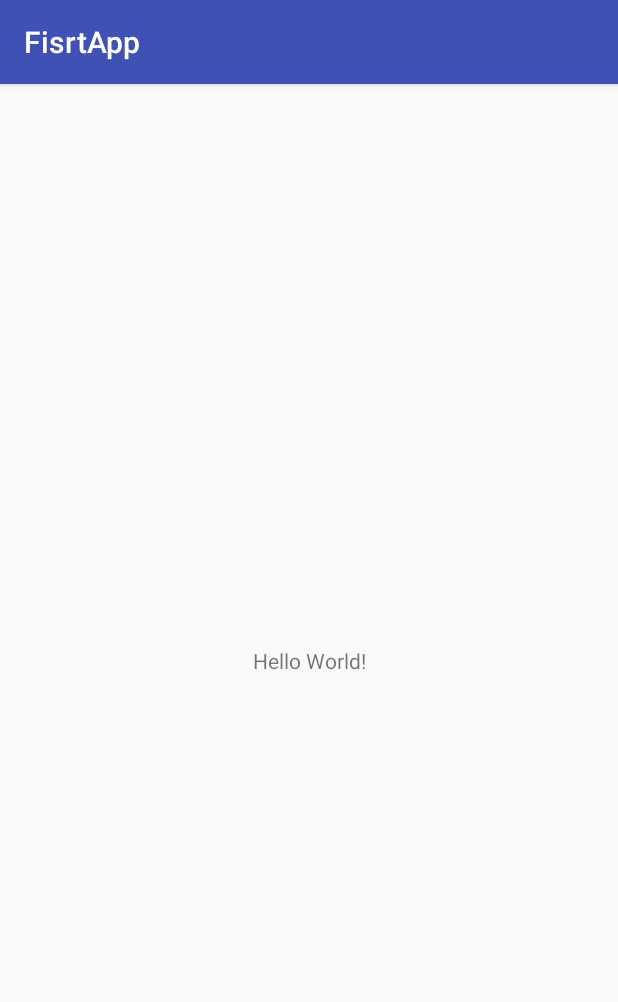
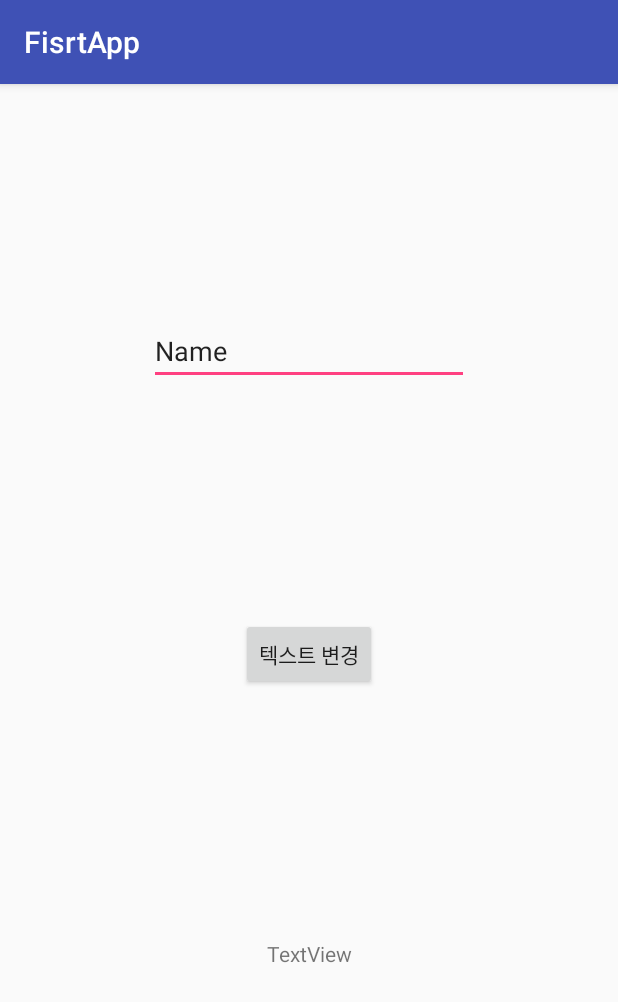
Before and after one commit to rkdgusrnrlrl/learn-android-kotlin, an Android app: the screen it shows after launch (MainActivity), on a phone screen of 412 x 824 dp. Shown: the top 1002 px of the screen. Run offline under Robolectric (Android 15) with nearby library versions, the phone set to English and light mode, and no system bars.

Commit message:
feat : text edit 에 쓴 글은 text view 에 띄우는 이벤트를 버튼에 바인딩함

```diff
--- a/app/src/main/java/me/dakbutfly/fisrtapp/MainActivity.kt
+++ b/app/src/main/java/me/dakbutfly/fisrtapp/MainActivity.kt
@@ -2,11 +2,16 @@ package me.dakbutfly.fisrtapp
 
 import android.support.v7.app.AppCompatActivity
 import android.os.Bundle
+import kotlinx.android.synthetic.main.activity_main.*
 
 class MainActivity : AppCompatActivity() {
 
     override fun onCreate(savedInstanceState: Bundle?) {
         super.onCreate(savedInstanceState)
         setContentView(R.layout.activity_main)
+        btnChangeTxt.setOnClickListener {
+            var text = textEdit.text
+            textView.text = text
+        }
     }
 }
--- a/app/src/main/res/layout/activity_main.xml
+++ b/app/src/main/res/layout/activity_main.xml
@@ -7,13 +7,31 @@
         android:layout_height="match_parent"
         tools:context="me.dakbutfly.fisrtapp.MainActivity">
 
-    <TextView
+    <Button
+            android:text="텍스트 변경"
             android:layout_width="wrap_content"
             android:layout_height="wrap_content"
-            android:text="Hello World!"
-            app:layout_constraintBottom_toBottomOf="parent"
-            app:layout_constraintLeft_toLeftOf="parent"
-            app:layout_constraintRight_toRightOf="parent"
-            app:layout_constraintTop_toTopOf="parent"/>
-
+            android:id="@+id/btnChangeTxt"
+            app:layout_constraintTop_toTopOf="parent" app:layout_constraintStart_toStartOf="parent"
+            app:layout_constraintEnd_toEndOf="parent"
+            app:layout_constraintBottom_toBottomOf="parent" android:layout_marginBottom="8dp"/>
+    <EditText
+            android:layout_width="wrap_content"
+            android:layout_height="wrap_content"
+            android:inputType="textPersonName"
+            android:text="Name"
+            android:ems="10"
+            android:id="@+id/textEdit"
+            app:layout_constraintStart_toStartOf="parent" app:layout_constraintEnd_toEndOf="parent"
+            app:layout_constraintTop_toTopOf="parent" android:layout_marginTop="8dp" android:layout_marginBottom="8dp"
+            app:layout_constraintBottom_toTopOf="@+id/btnChangeTxt"/>
+    <TextView
+            android:text="TextView"
+            android:layout_width="wrap_content"
+            android:layout_height="32dp"
+            android:id="@+id/textView"
+            app:layout_constraintStart_toStartOf="parent"
+            app:layout_constraintEnd_toEndOf="parent"
+            app:layout_constraintBottom_toBottomOf="parent" android:layout_marginBottom="8dp"
+            android:layout_marginTop="8dp" app:layout_constraintTop_toBottomOf="@+id/btnChangeTxt"/>
 </android.support.constraint.ConstraintLayout>
```
